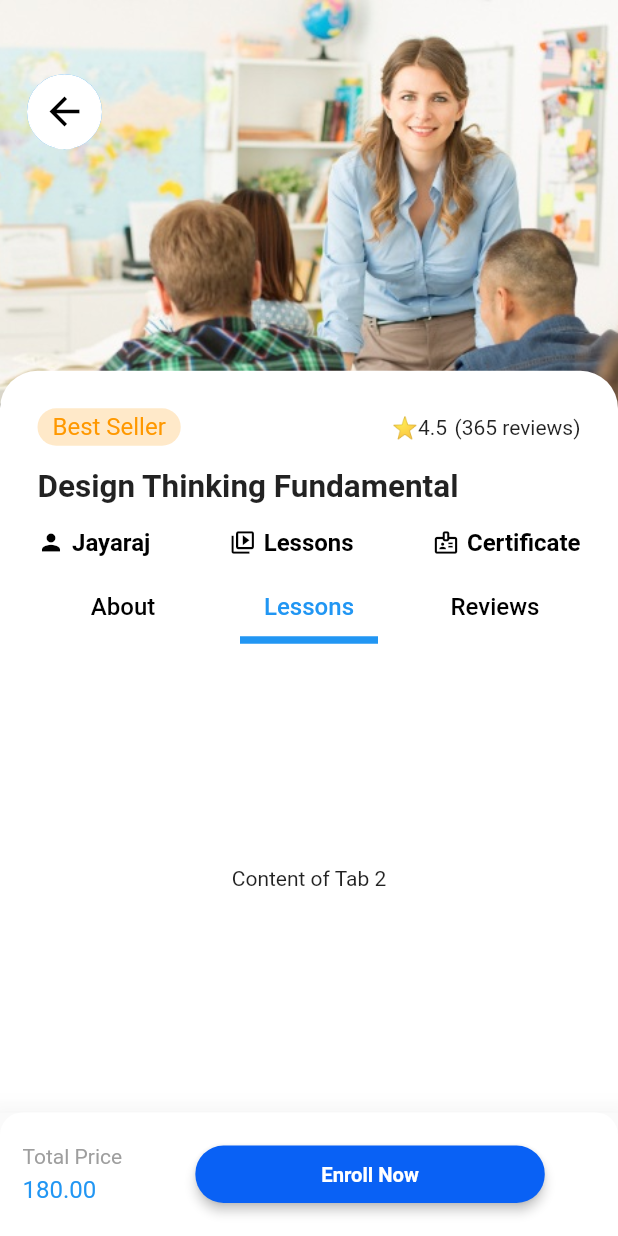
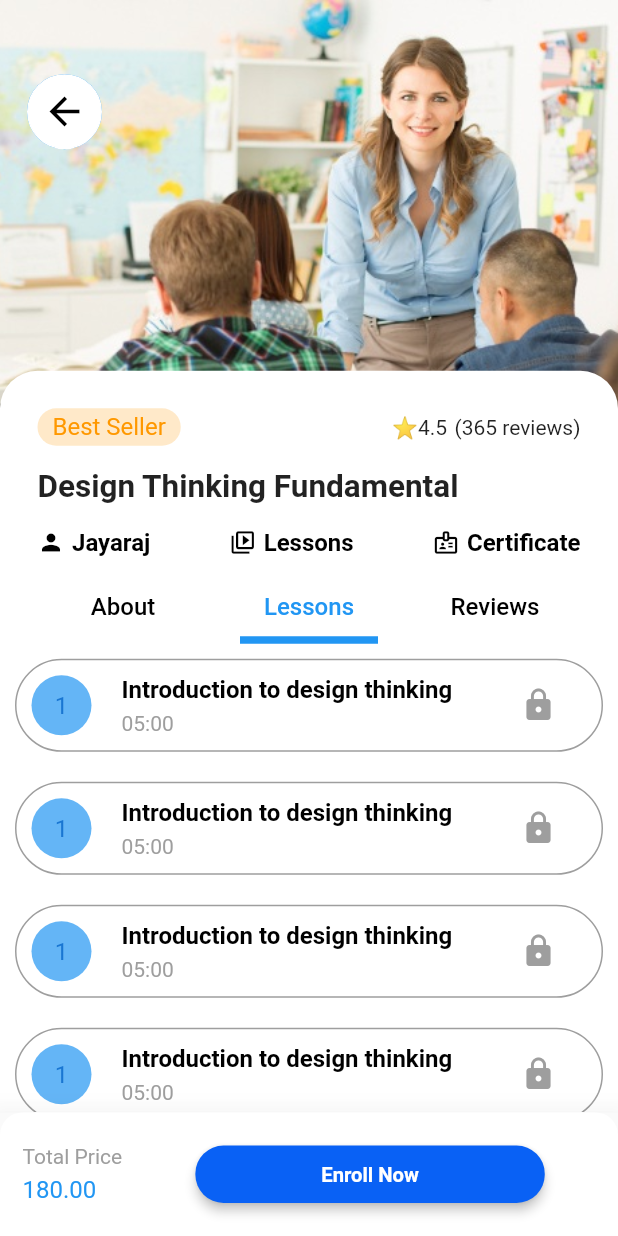
Before and after one commit to JayarajChippada/E-learning, a Flutter app: the CourseDetailsScreen screen opened directly, tab 2 chosen, on a phone screen of 412 x 824 dp. Run offline on Flutter 3.47's test engine with Material 2 defaults, Android fonts, the phone set to English and light mode, and no system bars; our stand-ins replace feather_icons, unicons.

Commit message:
Working on Lessons screen

```diff
--- /dev/null
+++ b/lib/features/coursedetails/widgets/chapter.dart
@@ -0,0 +1,65 @@
+
+import 'package:flutter/material.dart';
+
+class ChapterCard extends StatelessWidget {
+  const ChapterCard({super.key, required this.number, required this.chapterName, required this.duration});
+  final int number;
+  final String chapterName;
+  final String duration;
+
+  @override
+  Widget build(BuildContext context) {
+    return Container(
+      margin: const EdgeInsets.all(10),
+      padding: const EdgeInsets.all(10),
+      decoration: BoxDecoration(
+          borderRadius: BorderRadius.circular(50),
+          border: Border.all(color: Colors.grey, width: 1)),
+      child: Row(
+        mainAxisAlignment: MainAxisAlignment.spaceBetween,
+        children: [
+          Row(
+            children: [
+              CircleAvatar(
+                backgroundColor: Colors.blue.shade300,
+                child: Center(child: Text(number.toString())),
+              ),
+              const SizedBox(width: 20,),
+              Column(
+                crossAxisAlignment: CrossAxisAlignment.start,
+                mainAxisAlignment: MainAxisAlignment.center,
+                children: [
+                  Text(
+                    chapterName,
+                    style: const TextStyle(
+                      fontWeight: FontWeight.bold,
+                      fontSize: 16,
+                      color: Colors.black,
+                    ),
+                  ),
+                  const SizedBox(
+                    height: 5,
+                  ),
+                  Text(
+                    duration,
+                    style: const TextStyle(
+                      fontWeight: FontWeight.normal,
+                      color: Colors.grey,
+                    ),
+                  )
+                ],
+              ),
+
+            ],
+          ),
+          const Padding(
+            padding:  EdgeInsets.only(right: 20),
+              child:  Icon(
+            Icons.lock,
+            color: Colors.grey,
+          ))
+        ],
+      ),
+    );
+  }
+}
--- a/lib/features/coursedetails/widgets/course_overview.dart
+++ b/lib/features/coursedetails/widgets/course_overview.dart
@@ -1,4 +1,5 @@
 import 'package:e_learning/features/coursedetails/widgets/about.dart';
+import 'package:e_learning/features/coursedetails/widgets/lessons.dart';
 import 'package:feather_icons/feather_icons.dart';
 import 'package:flutter/material.dart';
 import 'package:unicons/unicons.dart';
@@ -160,15 +161,13 @@ class CourseOverview extends StatelessWidget {
             ],
           ),
 
-          const Expanded(
+           Expanded(
             child: TabBarView(
               children: [
-               About(),
+               const About(),
 
                 // Content of Tab 2
-                Center(
-                  child: Text('Content of Tab 2'),
-                ),
+                Lessons(),
 
                 // Content of Tab 3
                 Center(
--- a/lib/features/coursedetails/widgets/lessons.dart
+++ b/lib/features/coursedetails/widgets/lessons.dart
@@ -0,0 +1,167 @@
+import 'package:e_learning/features/coursedetails/widgets/chapter.dart';
+import 'package:flutter/material.dart';
+
+class Lessons extends StatelessWidget {
+  Lessons({super.key});
+
+  final List<Map<String, dynamic>> courseSections = [
+    {
+      'sectionName': 'Introduction',
+      'lessons': [
+        {'lessonName': 'Introduction to design thinking', 'duration': '10:00'},
+        {'lessonName': 'Empathy in Design', 'duration': '05:00'},
+      ]
+    },
+    {
+      'sectionName': 'Fundamentals',
+      'lessons': [
+        {'lessonName': 'Ideation and Brain Storming', 'duration': '25:00'},
+        {'lessonName': 'Prototyping and Testing', 'duration': '10:00'},
+        {'lessonName': 'Empathy in Design', 'duration': '05:00'},
+        {'lessonName': 'Empathy in Design', 'duration': '05:00'},
+      ]
+    },
+    {
+      'sectionName': 'Introduction',
+      'lessons': [
+        {'lessonName': 'Introduction to design thinking', 'duration': '10:00'},
+        {'lessonName': 'Empathy in Design', 'duration': '05:00'},
+      ]
+    },
+    {
+      'sectionName': 'Fundamentals',
+      'lessons': [
+        {'lessonName': 'Ideation and Brain Storming', 'duration': '25:00'},
+        {'lessonName': 'Prototyping and Testing', 'duration': '10:00'},
+        {'lessonName': 'Empathy in Design', 'duration': '05:00'},
+        {'lessonName': 'Empathy in Design', 'duration': '05:00'},
+      ]
+    },
+    {
+      'sectionName': 'Introduction',
+      'lessons': [
+        {'lessonName': 'Introduction to design thinking', 'duration': '10:00'},
+        {'lessonName': 'Empathy in Design', 'duration': '05:00'},
+      ]
+    },
+    {
+      'sectionName': 'Fundamentals',
+      'lessons': [
+        {'lessonName': 'Ideation and Brain Storming', 'duration': '25:00'},
+        {'lessonName': 'Prototyping and Testing', 'duration': '10:00'},
+        {'lessonName': 'Empathy in Design', 'duration': '05:00'},
+        {'lessonName': 'Empathy in Design', 'duration': '05:00'},
+      ]
+    },
+    {
+      'sectionName': 'Introduction',
+      'lessons': [
+        {'lessonName': 'Introduction to design thinking', 'duration': '10:00'},
+        {'lessonName': 'Empathy in Design', 'duration': '05:00'},
+      ]
+    },
+    {
+      'sectionName': 'Fundamentals',
+      'lessons': [
+        {'lessonName': 'Ideation and Brain Storming', 'duration': '25:00'},
+        {'lessonName': 'Prototyping and Testing', 'duration': '10:00'},
+        {'lessonName': 'Empathy in Design', 'duration': '05:00'},
+        {'lessonName': 'Empathy in Design', 'duration': '05:00'},
+      ]
+    },
+    {
+      'sectionName': 'Introduction',
+      'lessons': [
+        {'lessonName': 'Introduction to design thinking', 'duration': '10:00'},
+        {'lessonName': 'Empathy in Design', 'duration': '05:00'},
+      ]
+    },
+    {
+      'sectionName': 'Fundamentals',
+      'lessons': [
+        {'lessonName': 'Ideation and Brain Storming', 'duration': '25:00'},
+        {'lessonName': 'Prototyping and Testing', 'duration': '10:00'},
+        {'lessonName': 'Empathy in Design', 'duration': '05:00'},
+        {'lessonName': 'Empathy in Design', 'duration': '05:00'},
+      ]
+    },
+    {
+      'sectionName': 'Introduction',
+      'lessons': [
+        {'lessonName': 'Introduction to design thinking', 'duration': '10:00'},
+        {'lessonName': 'Empathy in Design', 'duration': '05:00'},
+      ]
+    },
+    {
+      'sectionName': 'Fundamentals',
+      'lessons': [
+        {'lessonName': 'Ideation and Brain Storming', 'duration': '25:00'},
+        {'lessonName': 'Prototyping and Testing', 'duration': '10:00'},
+        {'lessonName': 'Empathy in Design', 'duration': '05:00'},
+        {'lessonName': 'Empathy in Design', 'duration': '05:00'},
+      ]
+    },
+    {
+      'sectionName': 'Introduction',
+      'lessons': [
+        {'lessonName': 'Introduction to design thinking', 'duration': '10:00'},
+        {'lessonName': 'Empathy in Design', 'duration': '05:00'},
+      ]
+    },
+    {
+      'sectionName': 'Fundamentals',
+      'lessons': [
+        {'lessonName': 'Ideation and Brain Storming', 'duration': '25:00'},
+        {'lessonName': 'Prototyping and Testing', 'duration': '10:00'},
+        {'lessonName': 'Empathy in Design', 'duration': '05:00'},
+        {'lessonName': 'Empathy in Design', 'duration': '05:00'},
+      ]
+    },
+  ];
+
+  int calculateTotalLessons() {
+    int totalLessons = 0;
+    for (var section in courseSections) {
+      totalLessons += (section['lessons'] as List).length;
+    }
+    return totalLessons;
+  }
+
+  int countTime(List<dynamic> lessons) {
+    int totalTime = 0;
+    for (var lesson in lessons) {
+      totalTime += int.parse(lesson['duration']);
+    }
+    return totalTime;
+  }
+
+  @override
+  Widget build(BuildContext context) {
+    return SingleChildScrollView(
+      child: Column(
+        children: const [
+           ChapterCard(
+            chapterName: "Introduction to design thinking",
+            duration: "05:00",
+            number: 01,
+          ),
+           ChapterCard(
+            chapterName: "Introduction to design thinking",
+            duration: "05:00",
+            number: 01,
+          ),
+           ChapterCard(
+            chapterName: "Introduction to design thinking",
+            duration: "05:00",
+            number: 01,
+          ),
+           ChapterCard(
+            chapterName: "Introduction to design thinking",
+            duration: "05:00",
+            number: 01,
+          )
+        ],
+      ),
+    );
+  }
+}
```
